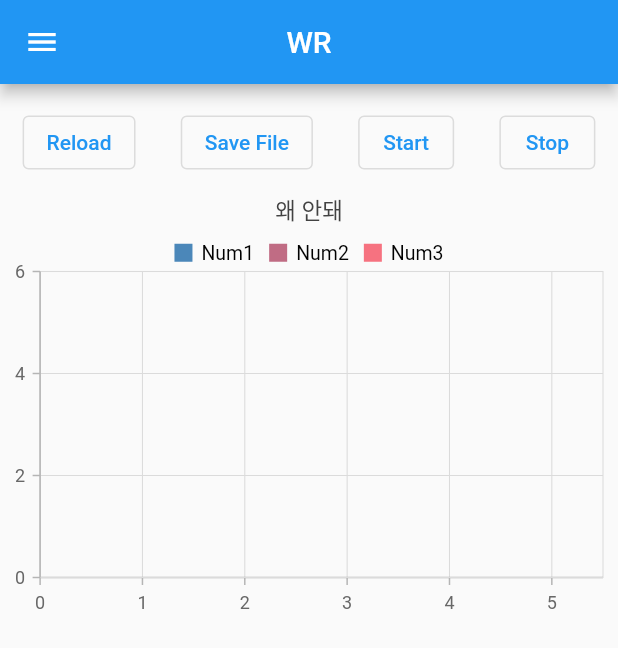
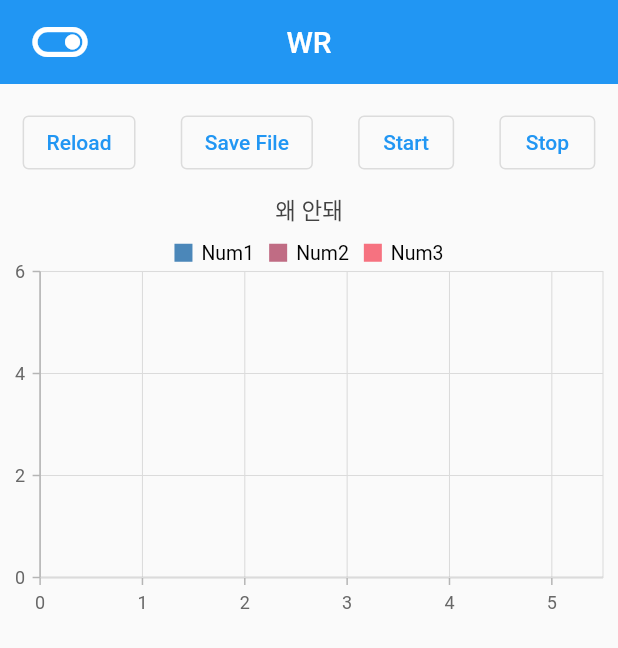
Before and after one commit to soojin11/syncfusion_chart, a Flutter app: the screen it shows after launch, after a tap on "Save File", on a phone screen of 412 x 824 dp. Shown: the top 648 px of the screen. Run offline on Flutter 3.47's test engine with Material 2 defaults, Android fonts, the phone set to English and light mode, and no system bars; our stand-ins replace csv, get, get_storage, sqflite, sqflite_common, sqflite_common_ffi and 1 more; accounts and stored records are empty.

Commit message:
Add Mode

```diff
--- a/lib/main.dart
+++ b/lib/main.dart
@@ -4,11 +4,15 @@ import 'dart:math' as math;
 import 'package:csv/csv.dart';
 import 'package:flutter/material.dart';
 import 'package:get/get.dart';
+import 'package:get_storage/get_storage.dart';
 import 'package:intl/intl.dart';
 import 'package:path_provider/path_provider.dart';
 import 'package:syncfusion_flutter_charts/charts.dart';
+import 'package:syncfusion_why/mode.dart';
 
-void main() {
+Future<void> main() async {
+  WidgetsFlutterBinding.ensureInitialized();
+  await GetStorage.init();
   runApp(const MyApp());
 }
 
@@ -19,9 +23,9 @@ class MyApp extends StatelessWidget {
     return GetMaterialApp(
       title: 'Flutter Demo',
       debugShowCheckedModeBanner: false,
-      theme: ThemeData(
-        primarySwatch: Colors.blue,
-      ),
+      theme: Themes.light,
+      darkTheme: Themes.dark,
+      themeMode: ThemeService().theme, //버튼 만들어야 돼
       home: const MyHomePage(title: 'Flutter Demo Home Page'),
     );
   }
@@ -76,8 +80,22 @@ class _MyHomePageState extends State<MyHomePage> {
     return SafeArea(
         child: Scaffold(
       appBar: AppBar(
+        elevation: 0,
         title: Text('WR'),
         centerTitle: true,
+        leading: GestureDetector(
+          onTap: () {
+            ThemeService().switchTheme();
+          },
+          child: Padding(
+            padding: const EdgeInsets.only(left: 20),
+            child: Icon(
+                Get.isDarkMode
+                    ? Icons.toggle_off_outlined
+                    : Icons.toggle_on_outlined,
+                size: 40),
+          ),
+        ),
       ),
       drawer: Drawer(
         child: ListView(
@@ -101,11 +119,12 @@ class _MyHomePageState extends State<MyHomePage> {
                   },
                   child: Text('Reload')),
               OutlinedButton(
-                  onPressed: () async {
-                    await Get.find<CountControllerWithReactive>().csvSaveInit();
-                    Get.find<CountControllerWithReactive>().bFileSave.value =
-                        true;
-                  },
+                  onPressed: () {},
+                  // async {
+                  //   await Get.find<CountControllerWithReactive>().csvSaveInit();
+                  //   Get.find<CountControllerWithReactive>().bFileSave.value =
+                  //       true;
+                  // },
                   child: Text('Save File')),
               OutlinedButton(onPressed: () {}, child: Text('Start')),
               OutlinedButton(onPressed: () {}, child: Text('Stop')),
@@ -223,44 +242,42 @@ class SpecData {
   SpecData({required this.time, required this.num});
 }
 
-//getHiData, getChartData를 받아서 저장해야 하니까,,,,
-class CountControllerWithReactive extends GetxController {
-  static CountControllerWithReactive get to => Get.find();
-  RxString filePath = ''.obs;
-  RxBool bFileSave = false.obs;
+// //getHiData, getChartData를 받아서 저장해야 하니까,,,,
+// class CountControllerWithReactive extends GetxController {
+//   static CountControllerWithReactive get to => Get.find();
+//   RxString filePath = ''.obs;
+//   RxBool bFileSave = false.obs;
 
-  Future<File> csvSave() async {
-    DateTime current = DateTime.now();
-    final String fileNameDate =
-        '${DateFormat('yyyy-MM-dd HH:mm:ss').format(current)}';
-    print('fileNameDate $fileNameDate');
-    List<dynamic> getHiData = [];
-    List<List<dynamic>> addGetHiData = [];
-    //var filePath;
-    File file = File(filePath.value);
-    getHiData.add(fileNameDate);
-    addGetHiData.add(getHiData);
-    String csv = const ListToCsvConverter().convert(addGetHiData) + '\n';
-    return file.writeAsString(csv, mode: FileMode.append);
-  }
+//   Future<File> csvSave() async {
+//     DateTime current = DateTime.now();
+//     final String fileNameDate =
+//         '${DateFormat('yyyy-MM-dd HH:mm:ss').format(current)}';
+//     print('fileNameDate $fileNameDate');
+//     List<dynamic> getHiData = [];
+//     List<List<dynamic>> addGetHiData = [];
+//     //var filePath;
+//     File file = File(filePath.value);
+//     getHiData.add(fileNameDate);
+//     addGetHiData.add(getHiData);
+//     String csv = const ListToCsvConverter().convert(addGetHiData) + '\n';
+//     return file.writeAsString(csv, mode: FileMode.append);
+//   }
 
-  Future<File> csvSaveInit() async {
-    DateTime current = DateTime.now();
-    final String fileNameDate =
-        '${DateFormat('yyyy-MM-dd HH:mm:ss').format(current)}';
-    await Directory('datafiles').create();
-    filePath.value = "./datafiles/$fileNameDate.csv";
-    File file = File(filePath.value);
+//   Future<File> csvSaveInit() async {
+//     DateTime current = DateTime.now();
+//     final String fileNameDate =
+//         '${DateFormat('yyyy-MM-dd HH:mm:ss').format(current)}';
+//     await Directory('datafiles').create();
+//     filePath.value = "./datafiles/$fileNameDate.csv";
+//     File file = File(filePath.value);
 
-    String firstRow = "Test";
-    String secondRow = "Hello";
-    String helloTest = firstRow + secondRow;
+//     String firstRow = "Test";
+//     String secondRow = "Hello";
+//     String helloTest = firstRow + secondRow;
 
-    return file.writeAsString(helloTest);
-  }
-}
-
-
+//     return file.writeAsString(helloTest);
+//   }
+// }
 
 // class GenerateCSV {
 //   static generateCsv(List<List<String>> data, String fileName) async {
@@ -290,7 +307,6 @@ class CountControllerWithReactive extends GetxController {
 //       final Directory _appDocDirNewFolder = await _appDocDirFolder.create(
 //           recursive: true);
 
-
 //       final path = "${_appDocDirNewFolder.path}/$fileName";
 //       print(path);
 //       final File file = File(path);
--- /dev/null
+++ b/lib/mode.dart
@@ -0,0 +1,23 @@
+import 'package:flutter/material.dart';
+import 'package:get/get.dart';
+import 'package:get_storage/get_storage.dart';
+
+class ThemeService {
+  final _box = GetStorage();
+  final _key = 'isDarkMode';
+  _saveThemeToBox(bool isDarkMode) => _box.write(_key, isDarkMode);
+
+  bool _loadThemeFromBox() => _box.read(_key) ?? false;
+  ThemeMode get theme => _loadThemeFromBox() ? ThemeMode.dark : ThemeMode.light;
+  void switchTheme() {
+    Get.changeThemeMode(_loadThemeFromBox() ? ThemeMode.light : ThemeMode.dark);
+    _saveThemeToBox(!_loadThemeFromBox());
+  }
+}
+
+class Themes {
+  static final light =
+      ThemeData(primaryColor: Colors.white, brightness: Brightness.light);
+  static final dark =
+      ThemeData(primaryColor: Colors.black, brightness: Brightness.dark);
+}
--- a/pubspec.yaml
+++ b/pubspec.yaml
@@ -43,6 +43,7 @@ dependencies:
   get:
   ffi:
   sqflite_common_ffi:
+  get_storage:
 
 dev_dependencies:
   flutter_test:
```
Also changed, not shown: pubspec.lock.
